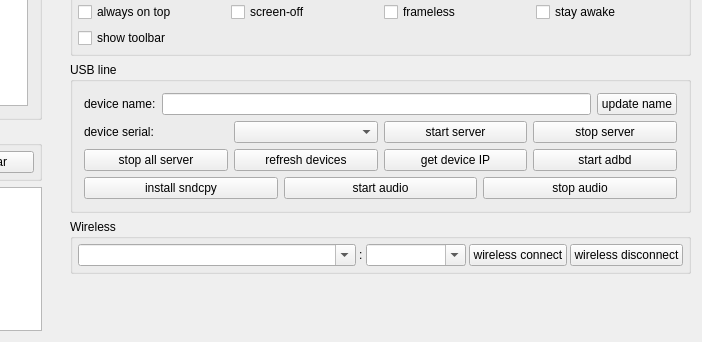
Above: QtScrcpy/ui/dialog.ui from mazi-wan/QtScrcpy before the change; both pictures show x 591 to 1293 and y 160 to 502 of the 1293 by 502 pixel window. Below: the same form after it.
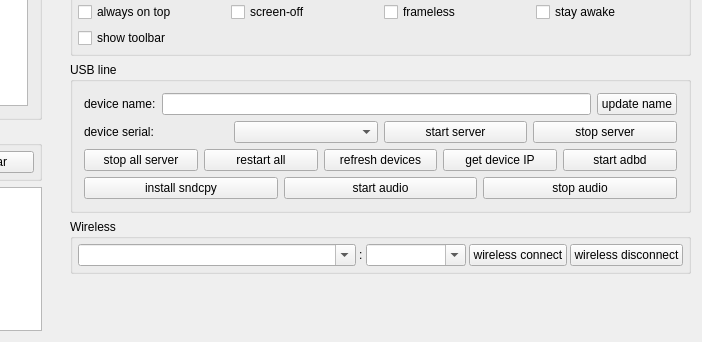
That is the form after the change.

Commit message: feat: add Restart All button — reconnects all devices with recalculated max_size

The edit to the form file:
```diff
--- a/QtScrcpy/ui/dialog.ui
+++ b/QtScrcpy/ui/dialog.ui
@@ -920,6 +920,19 @@
               </property>
              </widget>
             </item>
+            <item>
+             <widget class="QPushButton" name="restartAllBtn">
+              <property name="sizePolicy">
+               <sizepolicy hsizetype="Preferred" vsizetype="Preferred">
+                <horstretch>0</horstretch>
+                <verstretch>0</verstretch>
+               </sizepolicy>
+              </property>
+              <property name="text">
+               <string>restart all</string>
+              </property>
+             </widget>
+            </item>
             <item>
              <widget class="QPushButton" name="updateDevice">
               <property name="sizePolicy">
```
The commit also changes 2 other files.
